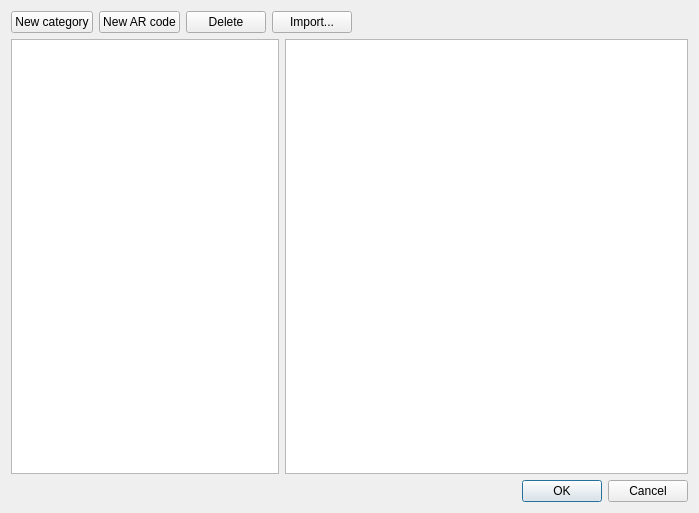
Before: the Qt Designer form src/frontend/qt_sdl/CheatsDialog.ui in openpak/melonds, drawn with Qt 5.
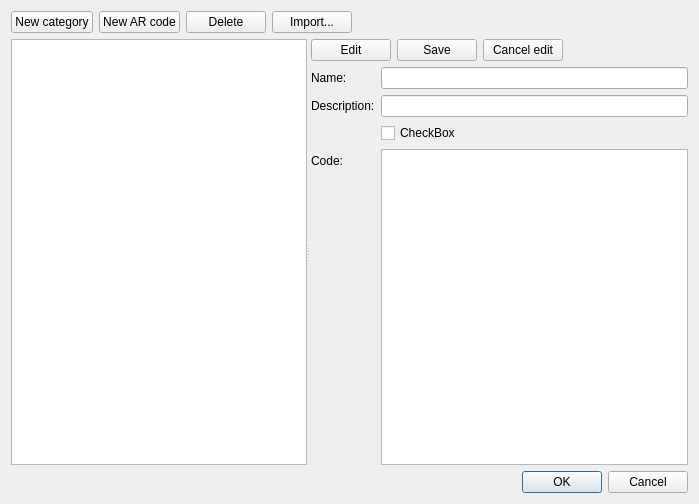
After: the same form once the commit is applied.

What changed in the file:
```diff
--- a/src/frontend/qt_sdl/CheatsDialog.ui
+++ b/src/frontend/qt_sdl/CheatsDialog.ui
@@ -7,7 +7,7 @@
     <x>0</x>
     <y>0</y>
     <width>699</width>
-    <height>513</height>
+    <height>504</height>
    </rect>
   </property>
   <property name="windowTitle">
@@ -66,12 +66,29 @@
     </layout>
    </item>
    <item>
-    <layout class="QHBoxLayout" name="horizontalLayout_2">
-     <item>
+    <widget class="QSplitter" name="splitter">
+     <property name="sizePolicy">
+      <sizepolicy hsizetype="Expanding" vsizetype="Expanding">
+       <horstretch>0</horstretch>
+       <verstretch>0</verstretch>
+      </sizepolicy>
+     </property>
+     <property name="lineWidth">
+      <number>1</number>
+     </property>
+     <property name="orientation">
+      <enum>Qt::Orientation::Horizontal</enum>
+     </property>
+     <property name="handleWidth">
+      <number>2</number>
+     </property>
+     <property name="childrenCollapsible">
+      <bool>false</bool>
+     </property>
       <widget class="QTreeView" name="tvCodeList">
        <property name="sizePolicy">
         <sizepolicy hsizetype="Expanding" vsizetype="Expanding">
-         <horstretch>2</horstretch>
+        <horstretch>0</horstretch>
          <verstretch>0</verstretch>
         </sizepolicy>
        </property>
@@ -85,12 +102,100 @@
         <bool>true</bool>
        </property>
       </widget>
+     <widget class="QWidget" name="">
+      <layout class="QVBoxLayout" name="verticalLayout" stretch="0,0">
+       <property name="leftMargin">
+        <number>2</number>
+       </property>
+       <property name="rightMargin">
+        <number>0</number>
+       </property>
+       <item>
+        <layout class="QHBoxLayout" name="horizontalLayout_2">
+         <item>
+          <widget class="QPushButton" name="btnEditCode">
+           <property name="text">
+            <string>Edit</string>
+           </property>
+          </widget>
      </item>
      <item>
+          <widget class="QPushButton" name="btnSaveCode">
+           <property name="text">
+            <string>Save</string>
+           </property>
+          </widget>
+         </item>
+         <item>
+          <widget class="QPushButton" name="btnCancelEdit">
+           <property name="text">
+            <string>Cancel edit</string>
+           </property>
+          </widget>
+         </item>
+         <item>
+          <spacer name="horizontalSpacer_2">
+           <property name="orientation">
+            <enum>Qt::Orientation::Horizontal</enum>
+           </property>
+           <property name="sizeHint" stdset="0">
+            <size>
+             <width>40</width>
+             <height>20</height>
+            </size>
+           </property>
+          </spacer>
+         </item>
+        </layout>
+       </item>
+       <item>
+        <layout class="QFormLayout" name="formLayout">
+         <item row="0" column="0">
+          <widget class="QLabel" name="label">
+           <property name="text">
+            <string>Name:</string>
+           </property>
+          </widget>
+         </item>
+         <item row="0" column="1">
+          <widget class="QLineEdit" name="txtItemName"/>
+         </item>
+         <item row="1" column="0">
+          <widget class="QLabel" name="label_2">
+           <property name="text">
+            <string>Description:</string>
+           </property>
+          </widget>
+         </item>
+         <item row="1" column="1">
+          <widget class="QLineEdit" name="txtItemDesc"/>
+         </item>
+         <item row="2" column="0">
+          <widget class="QLabel" name="label_3">
+           <property name="text">
+            <string/>
+           </property>
+          </widget>
+         </item>
+         <item row="2" column="1">
+          <widget class="QCheckBox" name="chkItemOption">
+           <property name="text">
+            <string>CheckBox</string>
+           </property>
+          </widget>
+         </item>
+         <item row="3" column="0">
+          <widget class="QLabel" name="label_4">
+           <property name="text">
+            <string>Code:</string>
+           </property>
+          </widget>
+         </item>
+         <item row="3" column="1">
       <widget class="QPlainTextEdit" name="txtCode">
        <property name="sizePolicy">
         <sizepolicy hsizetype="Expanding" vsizetype="Expanding">
-         <horstretch>3</horstretch>
+             <horstretch>0</horstretch>
          <verstretch>0</verstretch>
         </sizepolicy>
        </property>
@@ -100,9 +205,18 @@
          <height>0</height>
         </size>
        </property>
+           <property name="font">
+            <font>
+             <family>Noto Sans Mono</family>
+            </font>
+           </property>
       </widget>
      </item>
     </layout>
+       </item>
+      </layout>
+     </widget>
+    </widget>
    </item>
    <item>
     <widget class="QDialogButtonBox" name="buttonBox">
```
Lines whose indentation alone changed are shown as unchanged.
